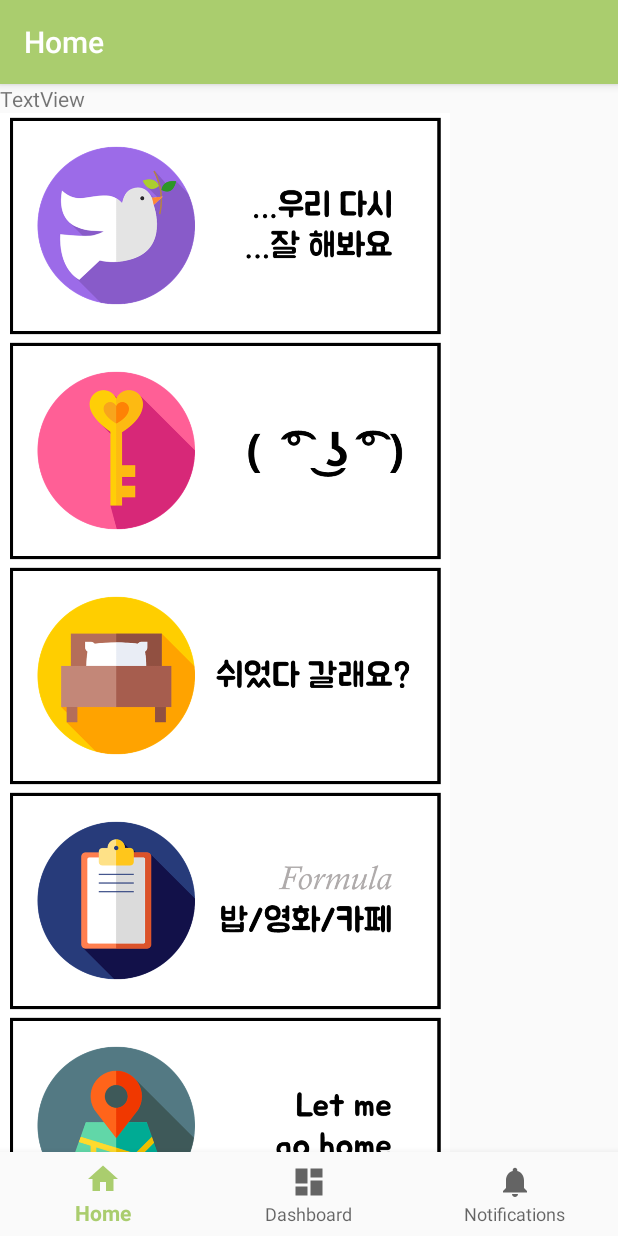
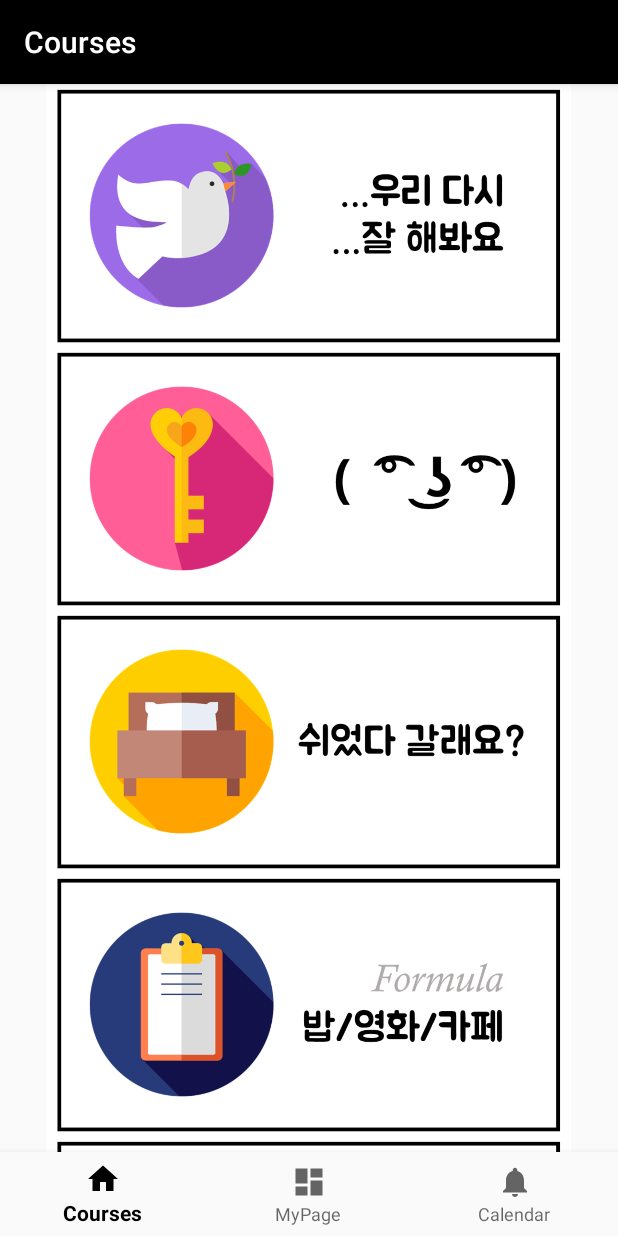
Before and after one commit to ismty0805/date-course-recommendation-app, an Android app: the HomeFragment screen opened directly, with no data from a screen before it, on a phone screen of 412 x 824 dp. Run offline under Robolectric (Android 15) with nearby library versions, the phone set to English and light mode, and no system bars; our stand-ins replace Volley, navigation-ui; libraries missing offline, so code that uses them is left out: com.google.api.client, com.google.api.services, com.google.firebase.ml, com.gun0912.tedpermission, com.twitter.penguin and 2 more; network calls fail; pictures from the network do not load; 9 statements that could not run were skipped.

Commit message:
course start page modified

```diff
--- a/Date/app/src/main/java/com/example/date/ui/home/DesireRecyclerAdapter.java
+++ b/Date/app/src/main/java/com/example/date/ui/home/DesireRecyclerAdapter.java
@@ -59,7 +59,7 @@ public class DesireRecyclerAdapter extends RecyclerView.Adapter<DesireRecyclerAd
                 holder.desireImage.setImageResource(R.drawable.piece);
                 break;
             case "진도":
-                holder.desireImage.setImageResource(R.drawable.love);
+                holder.desireImage.setImageResource(R.drawable.jindo);
                 break;
             case "휴식":
                 holder.desireImage.setImageResource(R.drawable.chill);
--- a/Date/app/src/main/res/layout/fragment_course.xml
+++ b/Date/app/src/main/res/layout/fragment_course.xml
@@ -5,7 +5,7 @@
     android:id="@+id/constraintLayout"
     android:layout_width="match_parent"
     android:layout_height="match_parent"
-    tools:context=".ui.home.Course.PlaceholderFragment">
+    tools:context=".ui.home.Course.CourseActivity">
 
     <TextView
         android:id="@+id/section_label"
--- a/Date/app/src/main/res/layout/fragment_home.xml
+++ b/Date/app/src/main/res/layout/fragment_home.xml
@@ -16,12 +16,6 @@
         app:layout_constraintLeft_toLeftOf="parent"
         app:layout_constraintTop_toTopOf="parent">
 
-        <TextView
-            android:id="@+id/desireTitleText"
-            android:layout_width="match_parent"
-            android:layout_height="wrap_content"
-            android:text="TextView" />
-
         <androidx.recyclerview.widget.RecyclerView
             android:id="@+id/desireRecyclerView"
             android:layout_width="match_parent"
--- a/Date/app/src/main/res/layout/item_desire.xml
+++ b/Date/app/src/main/res/layout/item_desire.xml
@@ -4,12 +4,13 @@
     xmlns:app="http://schemas.android.com/apk/res-auto"
     android:orientation="vertical"
     android:layout_width="match_parent"
-    android:layout_height="wrap_content">
+    android:layout_height="wrap_content"
+    android:gravity="center">
 
     <ImageView
         android:id="@+id/desireItemImage"
-        android:layout_width="300dp"
-        android:layout_height="150dp"
+        android:layout_width="350dp"
+        android:layout_height="175dp"
         android:scaleType="fitCenter"
         app:srcCompat="@mipmap/ic_launcher" />
 
--- a/Date/app/src/main/res/values/colors.xml
+++ b/Date/app/src/main/res/values/colors.xml
@@ -1,6 +1,6 @@
 <?xml version="1.0" encoding="utf-8"?>
 <resources>
-    <color name="colorPrimary">#AACD6E</color>
+    <color name="colorPrimary">#000000</color>
     <color name="colorPrimaryDark">#3C3530</color>
     <color name="colorAccent">#F16B6F</color>
     <color name="colorWhite">#f5f6f6</color>
--- a/Date/app/src/main/res/values/strings.xml
+++ b/Date/app/src/main/res/values/strings.xml
@@ -1,9 +1,9 @@
 <resources>
     <string name="app_name">Date</string>
-    <string name="title_home">Home</string>
-    <string name="title_dashboard">Dashboard</string>
-    <string name="title_notifications">Notifications</string>
-    <string name="title_activity_date_course">DateCourseActivity</string>
+    <string name="title_home">Courses</string>
+    <string name="title_dashboard">MyPage</string>
+    <string name="title_notifications">Calendar</string>
+    <string name="title_activity_date_course">CourseDetail</string>
     <string name="course_tab_text_1">start</string>
     <string name="course_tab_text_2">end</string>
 
```
Also changed, not shown: Date/app/src/main/java/com/example/date/ui/home/Course/CourseActivity.java (+0 -59 lines), Date/app/src/main/java/com/example/date/ui/home/Course/CourseEndFragment.java (+0 -16 lines), Date/app/src/main/java/com/example/date/ui/home/Course/CoursePagerAdapter.java (+12 -14 lines), Date/app/src/main/java/com/example/date/ui/home/Course/CourseStartFragment.java (+23 -4 lines), Date/app/src/main/res/layout/activity_course.xml (+2 -18 lines), Date/app/src/main/res/layout/fragment_course_start.xml (+11 -7 lines), Date/app/src/main/res/drawable/breakup_start.PNG (added), Date/app/src/main/res/drawable/chill_start.PNG (added), Date/app/src/main/res/drawable/formula_start.PNG (added), Date/app/src/main/res/drawable/jindo.PNG (renamed from Date/app/src/main/res/drawable/love.PNG), Date/app/src/main/res/drawable/jindo_start.PNG (added), Date/app/src/main/res/drawable/piece_start.PNG (added), Date/app/src/main/res/drawable/travel_start.PNG (added).
